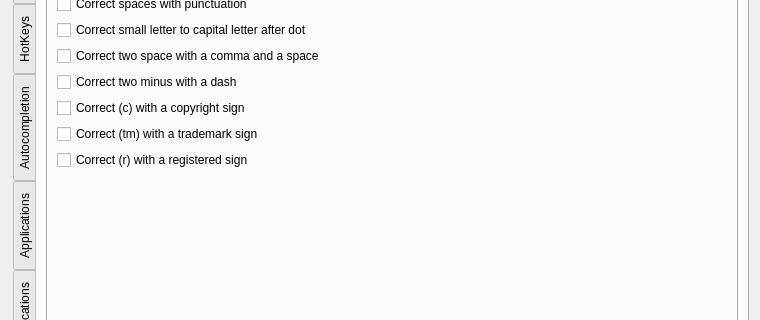
Before: the Qt Designer form kdeneur/src/frmsettings.ui in voidptr/xneur-option, drawn with Qt 5; both pictures show x 0 to 760 and y 141 to 461 of the 760 by 653 pixel window.
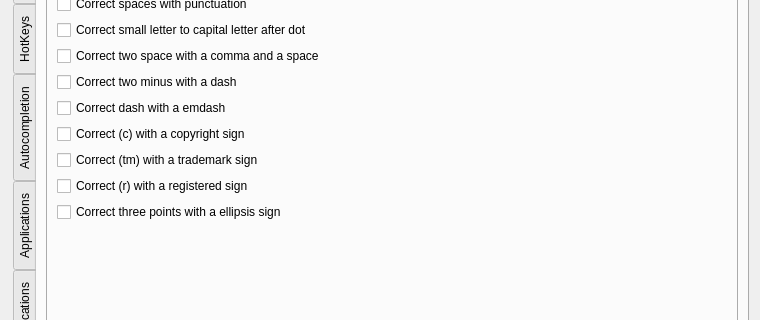
After: the same form once the commit is applied. The open tabs and pages were chosen to show the change. Custom widgets are drawn as their Qt base class.

Patch:
```diff
--- a/kdeneur/src/frmsettings.ui
+++ b/kdeneur/src/frmsettings.ui
@@ -159,6 +159,13 @@
                </property>
               </widget>
              </item>
+             <item>
+              <widget class="QCheckBox" name="chkGenTipograph_CorrectDash">
+               <property name="text">
+                <string>Сorrect dash with a emdash</string>
+               </property>
+              </widget>
+             </item>
              <item>
               <widget class="QCheckBox" name="chkGenTipograph_Correct_c_">
                <property name="text">
@@ -180,6 +187,13 @@
                </property>
               </widget>
              </item>
+             <item>
+              <widget class="QCheckBox" name="chkGenTipograph_Correct_Three_Point">
+               <property name="text">
+                <string>Сorrect three points with a ellipsis sign</string>
+               </property>
+              </widget>
+             </item>
             </layout>
            </item>
            <item row="1" column="0">
```
Left out of the diff: 7 changed lines with no effect on the pictures.
